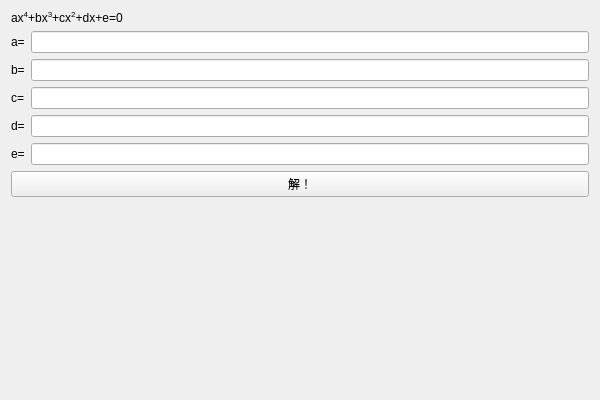
Before: the Qt Designer form src/widgets/quarticequationcalculatorwidget.ui in LiuJunyu2006/awesome-equation-assistant, drawn with Qt 5.
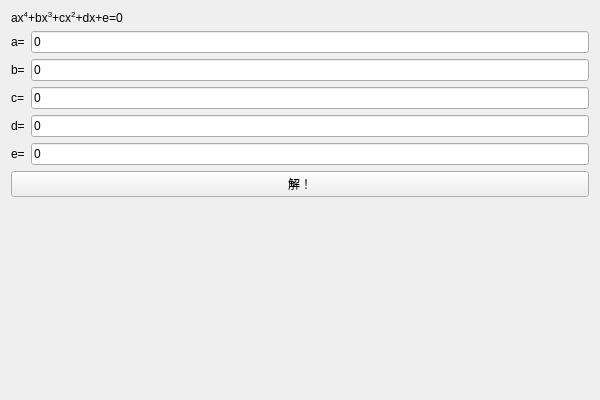
After: the same form once the commit is applied. Custom widgets are drawn as their Qt base class.

```diff
--- a/src/widgets/quarticequationcalculatorwidget.ui
+++ b/src/widgets/quarticequationcalculatorwidget.ui
@@ -21,7 +21,7 @@
        <item row="2" column="1">
         <widget class="QLineEdit" name="lineEditC">
          <property name="text">
-          <string notr="true"/>
+          <string notr="true">0</string>
          </property>
         </widget>
        </item>
@@ -42,7 +42,7 @@
        <item row="1" column="1">
         <widget class="QLineEdit" name="lineEditB">
          <property name="text">
-          <string notr="true"/>
+          <string notr="true">0</string>
          </property>
         </widget>
        </item>
@@ -56,7 +56,7 @@
        <item row="3" column="1">
         <widget class="QLineEdit" name="lineEditD">
          <property name="text">
-          <string notr="true"/>
+          <string notr="true">0</string>
          </property>
         </widget>
        </item>
@@ -70,7 +70,7 @@
        <item row="0" column="1">
         <widget class="QLineEdit" name="lineEditA">
          <property name="text">
-          <string notr="true"/>
+          <string notr="true">0</string>
          </property>
         </widget>
        </item>
@@ -84,7 +84,7 @@
        <item row="4" column="1">
         <widget class="QLineEdit" name="lineEditE">
          <property name="text">
-          <string notr="true"/>
+          <string notr="true">0</string>
          </property>
         </widget>
        </item>
```
Left out of the diff: 19 changed lines with no effect on the pictures.
